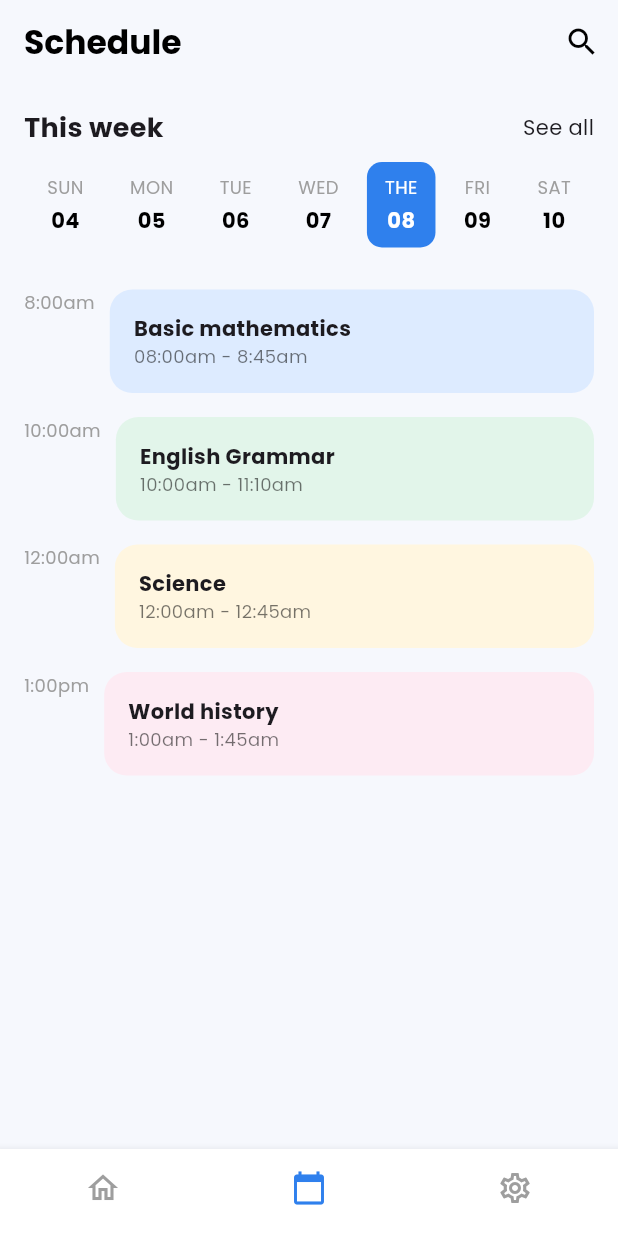
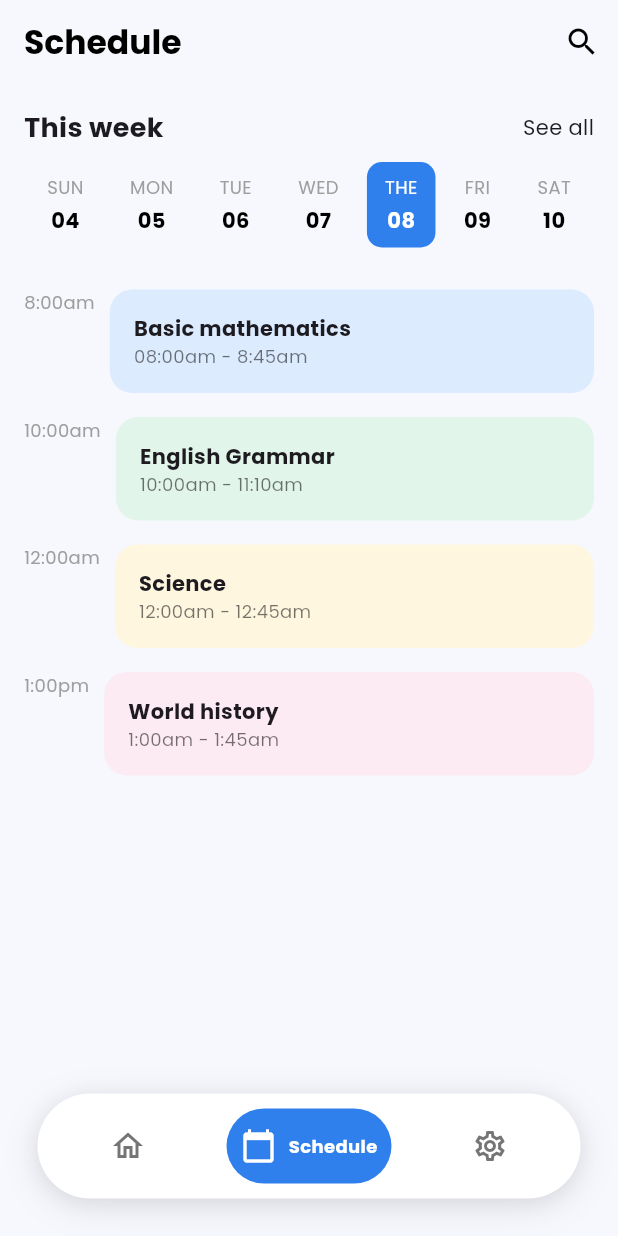
Before and after one commit to aftlah/UniTime, a Flutter app: the screen it shows after launch, item 2 of the bottom bar chosen, on a phone screen of 412 x 824 dp. Run offline on Flutter 3.47's test engine with Material 3 defaults, Android fonts, the phone set to English and light mode, and no system bars; our stand-ins replace google_fonts.

Commit message:
[FIX]:home page image and remake navbar with circular navbar

```diff
--- a/lib/main.dart
+++ b/lib/main.dart
@@ -45,6 +45,7 @@ class _MainScreenState extends State<MainScreen> {
     HomeScreen(),
     ScheduleScreen(),
     SettingsScreen(),
+
   ];
 
   void _onItemTapped(int index) {
--- a/lib/screens/home/home_screen.dart
+++ b/lib/screens/home/home_screen.dart
@@ -1,4 +1,3 @@
-// lib/screens/home/home_screen.dart (Updated)
 import 'package:flutter/material.dart';
 import '../../utils/app_colors.dart';
 import 'widgets/courses_card.dart';
@@ -34,7 +33,7 @@ class HomeScreen extends StatelessWidget {
             SizedBox(height: 20),
             PremiumBanner(),
             SizedBox(height: 20),
-            TasksSection(),
+            const TasksSection(),
           ],
         ),
       ),
--- a/lib/utils/app_colors.dart
+++ b/lib/utils/app_colors.dart
@@ -9,4 +9,5 @@ class AppColors {
   static const Color cardYellow = Color(0xFFFFF6E0);
   static const Color cardPink = Color(0xFFFDEBF3);
   static const Color yellow = Color(0xFFF2C94C);
+  // static const Color primary = Color.fromARGB(255, 242, 221, 126);
 }
--- a/lib/widgets/bottom_nav_bar.dart
+++ b/lib/widgets/bottom_nav_bar.dart
@@ -1,4 +1,3 @@
-// lib/widgets/bottom_nav_bar.dart
 import 'package:flutter/material.dart';
 import '../utils/app_colors.dart';
 
@@ -14,33 +13,131 @@ class BottomNavBar extends StatelessWidget {
 
   @override
   Widget build(BuildContext context) {
-    return BottomNavigationBar(
-      items: const <BottomNavigationBarItem>[
-        BottomNavigationBarItem(
-          icon: Icon(Icons.home_outlined),
-          activeIcon: Icon(Icons.home),
-          label: 'Home',
+    return Container(
+      margin: const EdgeInsets.all(25),
+      child: Container(
+        height: 70,
+        decoration: BoxDecoration(
+          color: Colors.white,
+          borderRadius: BorderRadius.circular(35),
+          boxShadow: [
+            BoxShadow(
+              color: Colors.black.withOpacity(0.1),
+              spreadRadius: 0,
+              blurRadius: 20,
+              offset: const Offset(0, 5),
+            ),
+            BoxShadow(
+              color: Colors.black.withOpacity(0.05),
+              spreadRadius: 0,
+              blurRadius: 10,
+              offset: const Offset(0, 2),
+            ),
+          ],
         ),
-        BottomNavigationBarItem(
-          icon: Icon(Icons.calendar_today_outlined),
-          activeIcon: Icon(Icons.calendar_today),
-          label: 'Schedule',
+        child: LayoutBuilder(
+          builder: (context, constraints) {
+            final itemWidth = constraints.maxWidth / 3;
+            return Stack(
+              children: [
+                // Sliding background indicator
+                AnimatedPositioned(
+                  duration: const Duration(milliseconds: 300),
+                  curve: Curves.easeInOut,
+                  left: (selectedIndex * itemWidth) + (itemWidth - 110) / 2,
+                  top: 10,
+                  child: Container(
+                    width: 110, // Lebar background
+                    height: 50,
+                    decoration: BoxDecoration(
+                      color: AppColors.primary,
+                      borderRadius: BorderRadius.circular(25),
+                    ),
+                  ),
+                ),
+                // Navigation items
+                Row(
+                  children: [
+                    _buildNavItem(
+                        0, Icons.home_outlined, Icons.home, itemWidth),
+                    _buildNavItem(1, Icons.calendar_today_outlined,
+                        Icons.calendar_today, itemWidth),
+                    _buildNavItem(
+                        2, Icons.settings_outlined, Icons.settings, itemWidth),
+                  ],
+                ),
+              ],
+            );
+          },
         ),
-        BottomNavigationBarItem(
-          icon: Icon(Icons.settings_outlined),
-          activeIcon: Icon(Icons.settings),
-          label: 'Settings',
-        ),
-      ],
-      currentIndex: selectedIndex,
-      selectedItemColor: AppColors.primary,
-      unselectedItemColor: Colors.grey,
-      showSelectedLabels: false,
-      showUnselectedLabels: false,
-      type: BottomNavigationBarType.fixed,
-      onTap: onItemTapped,
-      backgroundColor: Colors.white,
-      elevation: 5,
+      ),
     );
   }
+
+  Widget _buildNavItem(
+      int index, IconData icon, IconData activeIcon, double width) {
+    final bool isSelected = selectedIndex == index;
+
+    return GestureDetector(
+      onTap: () => onItemTapped(index),
+      behavior: HitTestBehavior.opaque,
+      child: Container(
+        width: width,
+        height: 70,
+        alignment: Alignment.center,
+        child: AnimatedSwitcher(
+          duration: const Duration(milliseconds: 100),
+          transitionBuilder: (child, animation) {
+            return FadeTransition(
+              opacity: animation,
+              child: ScaleTransition(scale: animation, child: child),
+            );
+          },
+          child: isSelected
+              ? SizedBox(
+                  key: ValueKey('selected_$index'),
+                  width: 110,
+                  child: Row(
+                    mainAxisAlignment: MainAxisAlignment.center,
+                    children: [
+                      Icon(
+                        activeIcon,
+                        color: Colors.white,
+                        size: 24,
+                      ),
+                      const SizedBox(width: 8),
+                      Text(
+                        _getLabel(index),
+                        style: const TextStyle(
+                          color: Colors.white,
+                          fontSize: 12,
+                          fontWeight: FontWeight.bold,
+                        ),
+                      ),
+                    ],
+                  ),
+                )
+              : Icon(
+                  key: ValueKey('unselected_$index'),
+                  icon,
+                  color: Colors.grey[600],
+                  size: 24,
+                ),
+        ),
+      ),
+    );
+  }
+
+  String _getLabel(int index) {
+    switch (index) {
+      case 0:
+        return 'Home';
+      case 1:
+        return 'Schedule';
+      case 2:
+        return 'Settings';
+      default:
+        return '';
+    }
+  }
 }
--- a/pubspec.yaml
+++ b/pubspec.yaml
@@ -59,8 +59,10 @@ flutter:
   uses-material-design: true
 
   # To add assets to your application, add an assets section, like this:
-  # assets:
-    # - assets/images/
+  assets:
+    - assets/icons/gambar1.png
+    - assets/icons/gambar2.png
+    - assets/icons/gambar3.png
   #   - images/a_dot_ham.jpeg
 
   # An image asset can refer to one or more resolution-specific "variants", see
```
Also changed, not shown: lib/screens/home/widgets/courses_card.dart (+7 -2 lines), lib/screens/home/widgets/tasks_section.dart (+59 -24 lines), assets/icons/gambar1.png (added), assets/icons/gambar2.png (added), assets/icons/gambar3.png (added).
